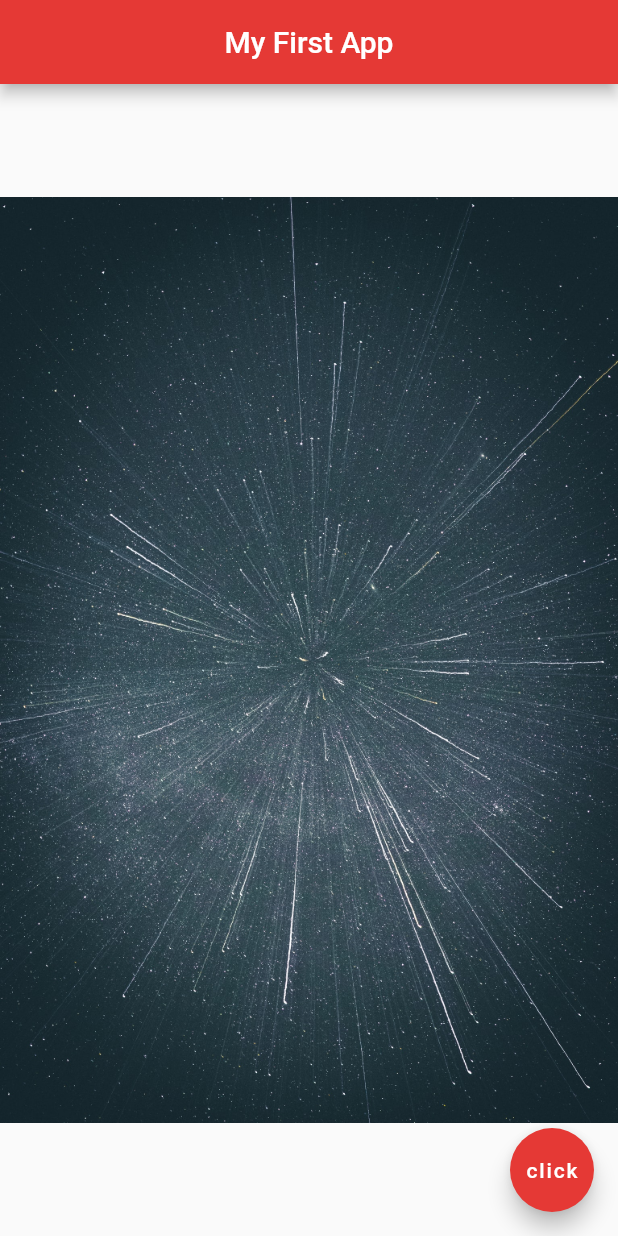
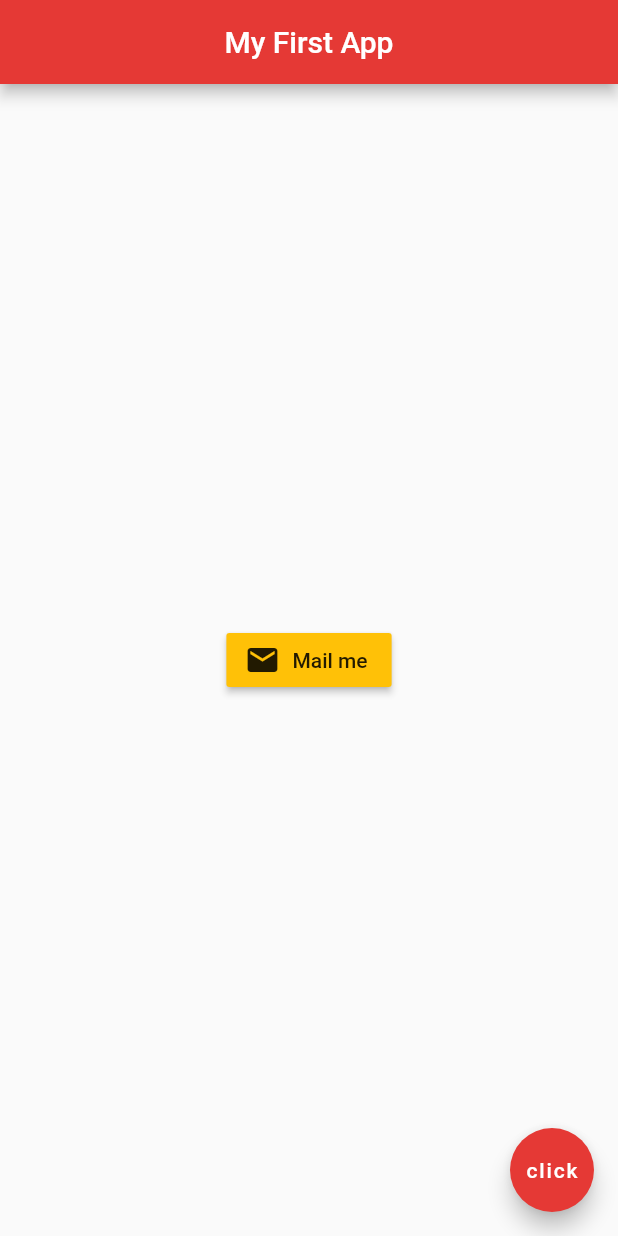
Before and after one commit to edewajosh/flutter-tuts, a Flutter app: the screen it shows after launch, on a phone screen of 412 x 824 dp. Run offline on Flutter 3.47's test engine with Material 2 defaults, Android fonts, the phone set to English and light mode, and no system bars.

Commit message:
Buttons and icons

```diff
--- a/lib/main.dart
+++ b/lib/main.dart
@@ -17,7 +17,19 @@ class Home extends StatelessWidget {
       ),
       body: Center(
         // Everything nested in a widget is a child property
-        child: Image.asset('assets/space-5.jpg')
+        // child: Icon(
+        //   Icons.airport_shuttle,
+        //   color: Colors.lightBlue,
+        //   size: 50.0,
+        // ),
+        child: RaisedButton.icon(
+            onPressed: (){},
+            icon: Icon(
+              Icons.mail
+            ),
+          label: Text('Mail me'),
+          color: Colors.amber,
+        )
       ),
       floatingActionButton: FloatingActionButton(
         onPressed: () {},
```
Also changed, not shown: 1 other file.
